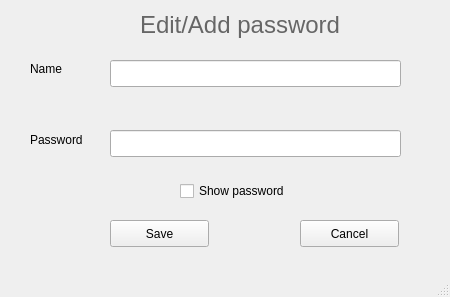
Above: guis/savePassword.ui from password-manager/linux before the change. Below: the same form after it.
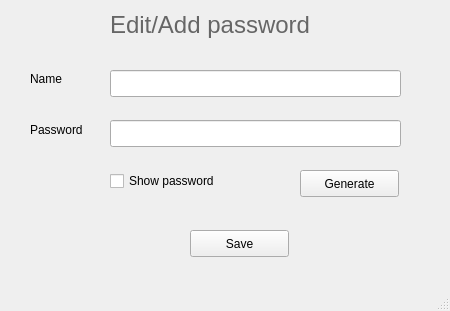
That is the form after the change.

What changed in the file:
```diff
--- a/guis/savePassword.ui
+++ b/guis/savePassword.ui
@@ -7,7 +7,7 @@
     <x>0</x>
     <y>0</y>
     <width>450</width>
-    <height>297</height>
+    <height>311</height>
    </rect>
   </property>
   <property name="windowTitle">
@@ -17,8 +17,8 @@
    <widget class="QPushButton" name="saveButton">
     <property name="geometry">
      <rect>
-      <x>110</x>
-      <y>220</y>
+      <x>190</x>
+      <y>230</y>
       <width>99</width>
       <height>27</height>
      </rect>
@@ -27,24 +27,11 @@
      <string>Save</string>
     </property>
    </widget>
-   <widget class="QPushButton" name="cancelButton">
-    <property name="geometry">
-     <rect>
-      <x>300</x>
-      <y>220</y>
-      <width>99</width>
-      <height>27</height>
-     </rect>
-    </property>
-    <property name="text">
-     <string>Cancel</string>
-    </property>
-   </widget>
    <widget class="QLineEdit" name="passwordName">
     <property name="geometry">
      <rect>
       <x>110</x>
-      <y>60</y>
+      <y>70</y>
       <width>291</width>
       <height>27</height>
      </rect>
@@ -54,7 +41,7 @@
     <property name="geometry">
      <rect>
       <x>110</x>
-      <y>130</y>
+      <y>120</y>
       <width>291</width>
       <height>27</height>
      </rect>
@@ -64,7 +51,7 @@
     <property name="geometry">
      <rect>
       <x>30</x>
-      <y>60</y>
+      <y>70</y>
       <width>67</width>
       <height>17</height>
      </rect>
@@ -77,7 +64,7 @@
     <property name="geometry">
      <rect>
       <x>30</x>
-      <y>130</y>
+      <y>120</y>
       <width>71</width>
       <height>20</height>
      </rect>
@@ -89,8 +76,8 @@
    <widget class="QCheckBox" name="checkBox">
     <property name="geometry">
      <rect>
-      <x>180</x>
-      <y>180</y>
+      <x>110</x>
+      <y>170</y>
       <width>131</width>
       <height>22</height>
      </rect>
@@ -102,7 +89,7 @@
    <widget class="QLabel" name="label_3">
     <property name="geometry">
      <rect>
-      <x>140</x>
+      <x>110</x>
       <y>10</y>
       <width>221</width>
       <height>31</height>
@@ -112,6 +99,19 @@
      <string>&lt;html&gt;&lt;head/&gt;&lt;body&gt;&lt;p&gt;&lt;span style=&quot; font-size:18pt; color:#666666;&quot;&gt;Edit/Add password&lt;/span&gt;&lt;/p&gt;&lt;/body&gt;&lt;/html&gt;</string>
     </property>
    </widget>
+   <widget class="QPushButton" name="generateButton">
+    <property name="geometry">
+     <rect>
+      <x>300</x>
+      <y>170</y>
+      <width>99</width>
+      <height>27</height>
+     </rect>
+    </property>
+    <property name="text">
+     <string>Generate</string>
+    </property>
+   </widget>
   </widget>
   <widget class="QMenuBar" name="menubar">
    <property name="geometry">
```
